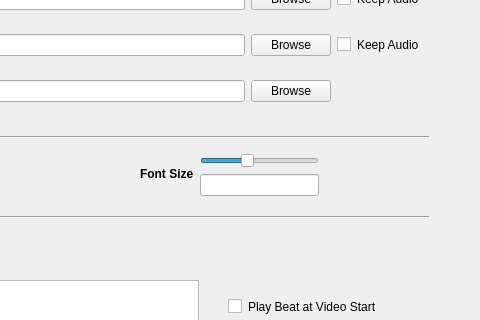
Old version of the form src/vcs-gui.ui in the repository IshanTaldekar/Video-Composition-Software; both pictures show x 322 to 802 and y 181 to 501 of the 802 by 874 pixel window.
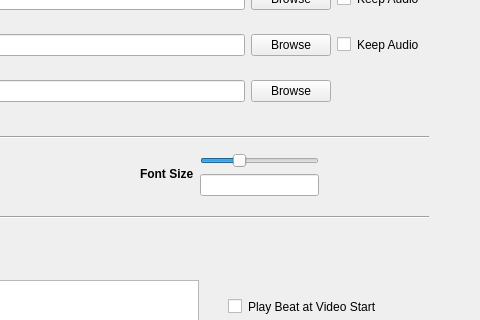
New version of the form.

Commit message: Updates font size ranges

The edit to the form file:
```diff
--- a/src/vcs-gui.ui
+++ b/src/vcs-gui.ui
@@ -129,7 +129,7 @@
            <number>20</number>
           </property>
           <property name="maximum">
-           <number>200</number>
+           <number>250</number>
           </property>
           <property name="value">
            <number>90</number>
```
The commit also changes 1 other file.
